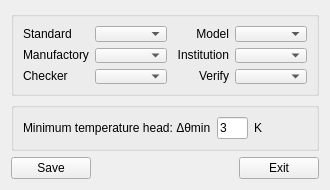
The window that source/tvercomp/tvercompparamdlg/ui/tvercomp_param.ui (flimmy78/qtverify) describes before a commit, drawn with Qt 5.
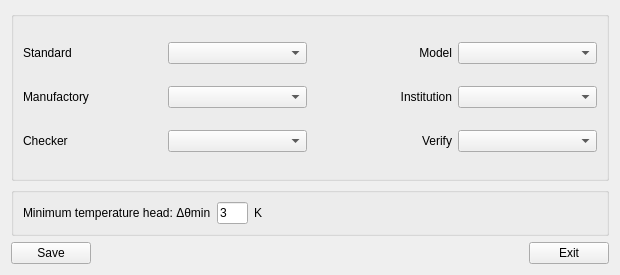
The same window after the commit.

Commit message: 铂电阻检测界面优化

Patch:
```diff
--- a/source/tvercomp/tvercompparamdlg/ui/tvercomp_param.ui
+++ b/source/tvercomp/tvercompparamdlg/ui/tvercomp_param.ui
@@ -6,20 +6,20 @@
    <rect>
     <x>0</x>
     <y>0</y>
-    <width>330</width>
-    <height>190</height>
+    <width>620</width>
+    <height>275</height>
    </rect>
   </property>
   <property name="minimumSize">
    <size>
-    <width>300</width>
-    <height>190</height>
+    <width>600</width>
+    <height>275</height>
    </size>
   </property>
   <property name="maximumSize">
    <size>
-    <width>330</width>
-    <height>200</height>
+    <width>620</width>
+    <height>275</height>
    </size>
   </property>
   <property name="windowTitle">
```
The commit also changes 3 other files.
